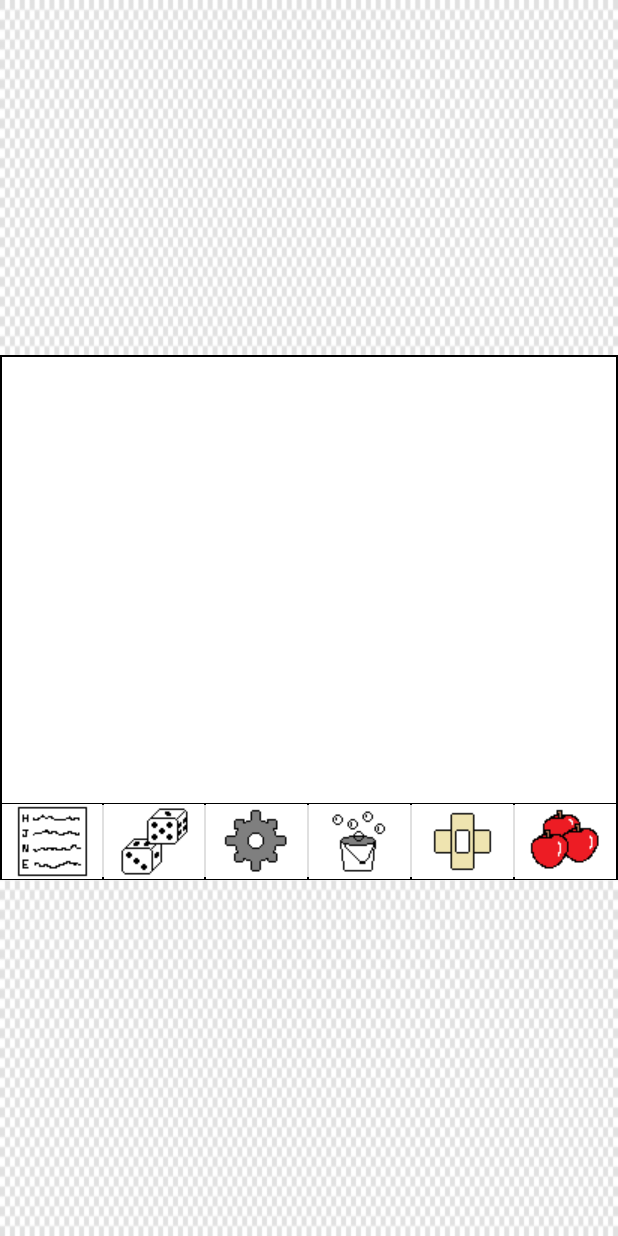
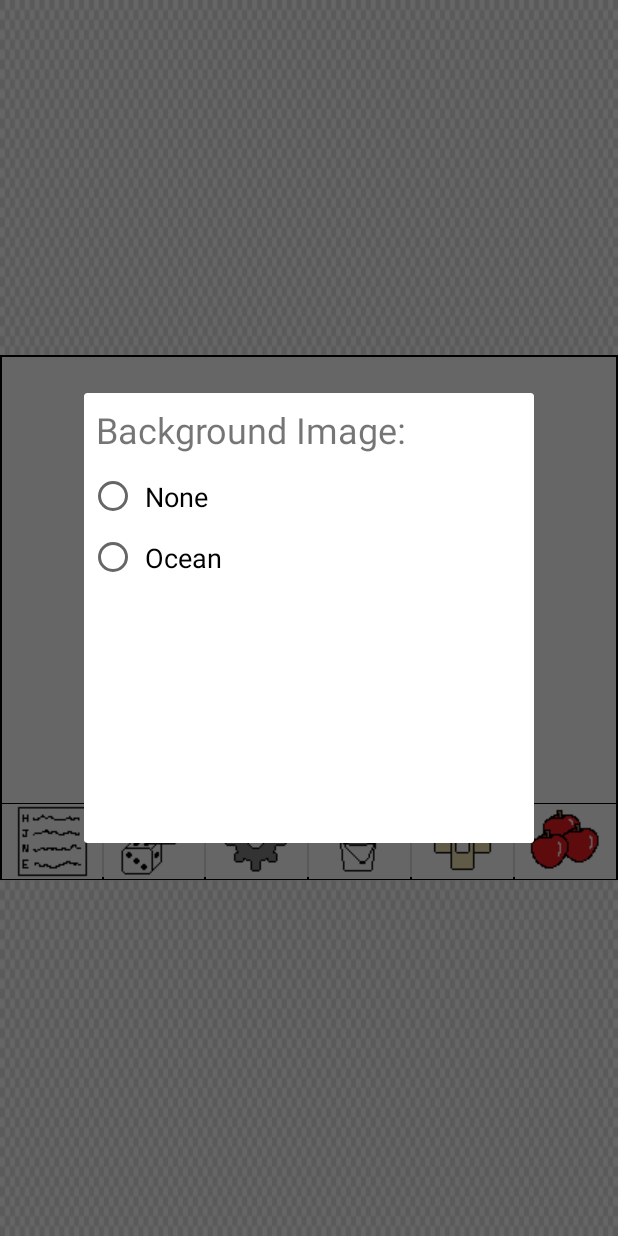
Before and after one commit to bmeglathery/MyFirstPet, an Android app: the MainActivity screen opened directly, with no data from a screen before it, after a tap on an icon or button, on a phone screen of 412 x 824 dp. Run offline under Robolectric (Android 15) with nearby library versions, the phone set to English and light mode, and no system bars; 1 statement that could not run was skipped.

Commit message:
+ Included handwritten font for Status Dialog + Status Dialog now displays a journal-page image background + Added capacity to change the background image displayed behind the pet + Settings button now displays a Dialog to change the background image + If the pet dies, a new pet is created before finishing the activity, so on restarting the app the state of the pet before it dies is not the version instantiated + Mock animation files created to hold the place of impending changes + Play button now increases pet's joy and affection, staving off death  - Provision made to prevent playing with an egg, displays message  - Attempting to play with an unhealthy pet results in a decrease in affection and joy + In the Feed Dialog, selecting either the apple or banana each increases the 'fullness' of the pet by one and a message is displayed + DEATH_THRESHOLD increased, to increase amount of time available before pet dies + Some layout attributes have been moved to a theme in styles.xml to increase modularity

```diff
--- a/app/src/main/java/com/bmeglathery/myfirstpet/DeathActivity.java
+++ b/app/src/main/java/com/bmeglathery/myfirstpet/DeathActivity.java
@@ -13,7 +13,6 @@ public class DeathActivity extends AppCompatActivity {
     public void onCreate(Bundle savedInstanceState) {
         super.onCreate(savedInstanceState);
         setContentView(R.layout.activity_death);
-
     }
 
 }
--- a/app/src/main/java/com/bmeglathery/myfirstpet/MainActivity.java
+++ b/app/src/main/java/com/bmeglathery/myfirstpet/MainActivity.java
@@ -5,6 +5,7 @@ import android.content.Context;
 import android.content.Intent;
 import android.content.SharedPreferences;
 import android.content.res.Resources;
+import android.graphics.Typeface;
 import android.graphics.drawable.AnimationDrawable;
 import android.os.Handler;
 import android.support.v4.app.DialogFragment;
@@ -17,6 +18,8 @@ import android.support.v7.widget.DialogTitle;
 import android.view.View;
 import android.widget.ImageButton;
 import android.widget.ImageView;
+import android.widget.RadioButton;
+import android.widget.RadioGroup;
 import android.widget.RelativeLayout;
 import android.widget.TextView;
 import android.widget.Toast;
@@ -26,6 +29,7 @@ public class MainActivity extends AppCompatActivity {
     final int ONE_THIRD_WIDTH = (Resources.getSystem().getDisplayMetrics().widthPixels) / 3;
 
     private ImageView imageView;
+    private ImageView background;
     private RelativeLayout canvas;
     private AnimationDrawable shakeAnimation;
 
@@ -44,8 +48,9 @@ public class MainActivity extends AppCompatActivity {
         setContentView(R.layout.activity_main);
         p = getIntent().getExtras().getParcelable("PET");
 
-        final int INTERVAL  = 1000 * 5; //5 seconds
-        final int DECREASE_INTERVAL = 1000 * 10; //30 seconds
+        final int INTERVAL  = 1000 * 10; //10 seconds
+        final int DECREASE_INTERVAL = 1000 * 30; //30 seconds
+        final int ONE_YEAR = 1000 * 60 * 5; // 5 minutes
 
         final Handler h = new Handler();
 
@@ -69,6 +74,9 @@ public class MainActivity extends AppCompatActivity {
                 if(p.changeStats(1)) {
                     Intent intent = new Intent(MainActivity.this, DeathActivity.class);
                     startActivity(intent);
+                    // If the DeathActivity is being called, the current pet should 'die',
+                    // and a new Pet will be provided.
+                    p = new Pet();
                     finish();
                 }
                 h.postDelayed(this, DECREASE_INTERVAL);
@@ -80,6 +88,7 @@ public class MainActivity extends AppCompatActivity {
 
         canvas = (RelativeLayout) findViewById(R.id.petCanvas);
         imageView = (ImageView) findViewById(R.id.animation);
+        background = (ImageView) findViewById(R.id.petCanvasBackground);
 
         if(imageView == null) throw new AssertionError();
 
@@ -103,7 +112,7 @@ public class MainActivity extends AppCompatActivity {
         if(pet_form.equals("egg")) {
             pet_animation = pet_form + "_shake_" + pet_type;
         } else {
-            //TODO: create xml animation file, mockup version till animations complete
+            //TODO: create xml animation file, mockups in place
             pet_animation = pet_form + "_greet_" + pet_type;
         }
 
@@ -133,21 +142,33 @@ public class MainActivity extends AppCompatActivity {
         statusButton.setOnClickListener(new View.OnClickListener(){
             @Override
             public void onClick(View v) {
-                Toast.makeText(context, p.toString(), Toast.LENGTH_LONG).show();
+                //Toast.makeText(context, p.toString(), Toast.LENGTH_LONG).show();
+
                 //Status dialog
                 Dialog statusDialog = new Dialog(context);
                 statusDialog.setContentView(R.layout.status_layout);
 
+                // Including custom font for a more "Journal" look
+                Typeface myFont = Typeface.createFromAsset(getAssets(), "handwritten.ttf");
+
                 TextView nameTxt = (TextView) statusDialog.findViewById(R.id.petNameTxt);
+                nameTxt.setTypeface(myFont);
                 nameTxt.setText(nameTxt.getText() + p.getName());
 
                 TextView ageTxt = (TextView) statusDialog.findViewById(R.id.petAgeTxt);
+                ageTxt.setTypeface(myFont);
                 ageTxt.setText(ageTxt.getText() + Integer.toString(p.getAge()));
 
                 TextView typeTxt = (TextView) statusDialog.findViewById(R.id.petTypeTxt);
+                typeTxt.setTypeface(myFont);
                 typeTxt.setText(typeTxt.getText() + p.getType());
 
+                TextView fullTxt = (TextView) statusDialog.findViewById(R.id.petFullnessTxt);
+                fullTxt.setTypeface(myFont);
+                fullTxt.setText(fullTxt.getText() + Integer.toString(p.getHunger()));
+
                 TextView joyTxt = (TextView) statusDialog.findViewById(R.id.petJoyTxt);
+                joyTxt.setTypeface(myFont);
                 joyTxt.setText(joyTxt.getText() + Integer.toString(p.getJoy()));
 
                 statusDialog.show();
@@ -157,16 +178,33 @@ public class MainActivity extends AppCompatActivity {
         playButton.setOnClickListener(new View.OnClickListener(){
             @Override
             public void onClick(View v) {
-                Toast.makeText(context, "Play!", Toast.LENGTH_SHORT).show();
-                //Play activity
+                Toast.makeText(context, p.play(p.getForm()), Toast.LENGTH_SHORT).show();
             }
         });
 
         optionsButton.setOnClickListener(new View.OnClickListener(){
             @Override
             public void onClick(View v) {
-                Toast.makeText(context, "Options!", Toast.LENGTH_SHORT).show();
-                //Options activity
+                //Toast.makeText(context, "Options!", Toast.LENGTH_SHORT).show();
+                Dialog optionsDialog = new Dialog(context);
+                optionsDialog.setContentView(R.layout.options_layout);
+                optionsDialog.show();
+
+                RadioGroup backgroundSelection =
+                        (RadioGroup) optionsDialog.findViewById(R.id.background_selector);
+
+                // Referenced https://stackoverflow.com/questions/32520850/create-a-custom-dialog-with-radio-buttons-list
+                // to find the method related to RadioGroup's which listens for a change in selection...
+                backgroundSelection.setOnCheckedChangeListener(new RadioGroup.OnCheckedChangeListener(){
+                    @Override
+                    public void onCheckedChanged(RadioGroup group, int buttonId){
+                        if(buttonId == R.id.ocean_background)
+                            background.setBackgroundResource(R.drawable.ocean_view_landscape);
+                        else
+                            background.setBackgroundResource(R.color.White);
+                    }
+                });
+
             }
         });
 
@@ -207,7 +245,7 @@ public class MainActivity extends AppCompatActivity {
                 banana.setOnClickListener(new View.OnClickListener(){
                     @Override
                     public void onClick(View v){
-                        Toast.makeText(context, "Banana!", Toast.LENGTH_SHORT).show();
+                        Toast.makeText(context, p.feed(p.getForm()), Toast.LENGTH_SHORT).show();
                     }
                 });
             }
--- a/app/src/main/res/drawable/baby_greet_bear.xml
+++ b/app/src/main/res/drawable/baby_greet_bear.xml
@@ -1,4 +1,4 @@
 <?xml version="1.0" encoding="utf-8"?>
-<selector xmlns:android="http://schemas.android.com/apk/res/android">
-    <!--TODO: Fill with animation frames! -->
-</selector>
+<animation-list xmlns:android="http://schemas.android.com/apk/res/android">
+    <item android:drawable="@drawable/baby_bear" android:duration="1000"/>
+</animation-list>
--- a/app/src/main/res/drawable/baby_greet_bird.xml
+++ b/app/src/main/res/drawable/baby_greet_bird.xml
@@ -1,4 +1,4 @@
 <?xml version="1.0" encoding="utf-8"?>
-<selector xmlns:android="http://schemas.android.com/apk/res/android">
-    <!--TODO: Fill with animation frames! -->
-</selector>
+<animation-list xmlns:android="http://schemas.android.com/apk/res/android">
+    <item android:drawable="@drawable/baby_bird" android:duration="1000"/>
+</animation-list>
--- a/app/src/main/res/drawable/baby_greet_bun.xml
+++ b/app/src/main/res/drawable/baby_greet_bun.xml
@@ -1,4 +1,4 @@
 <?xml version="1.0" encoding="utf-8"?>
-<selector xmlns:android="http://schemas.android.com/apk/res/android">
-    <!--TODO: Fill with animation frames! -->
-</selector>
+<animation-list xmlns:android="http://schemas.android.com/apk/res/android">
+    <item android:drawable="@drawable/baby_bun" android:duration="1000"/>
+</animation-list>
--- a/app/src/main/res/drawable/baby_greet_penguin.xml
+++ b/app/src/main/res/drawable/baby_greet_penguin.xml
@@ -1,4 +1,4 @@
 <?xml version="1.0" encoding="utf-8"?>
-<selector xmlns:android="http://schemas.android.com/apk/res/android">
-<!--TODO: Fill with animation frames! -->
-</selector>
+<animation-list xmlns:android="http://schemas.android.com/apk/res/android">
+    <item android:drawable="@drawable/baby_penguin" android:duration="1000"/>
+</animation-list>
--- a/app/src/main/res/drawable/baby_shake_bear.xml
+++ b/app/src/main/res/drawable/baby_shake_bear.xml
@@ -1,4 +1,4 @@
 <?xml version="1.0" encoding="utf-8"?>
-<selector xmlns:android="http://schemas.android.com/apk/res/android">
-    <!--TODO: Fill with animation frames! -->
-</selector>
+<animation-list xmlns:android="http://schemas.android.com/apk/res/android">
+    <item android:drawable="@drawable/baby_bear" android:duration="1000"/>
+</animation-list>
--- a/app/src/main/res/drawable/baby_shake_bun.xml
+++ b/app/src/main/res/drawable/baby_shake_bun.xml
@@ -1,4 +1,4 @@
 <?xml version="1.0" encoding="utf-8"?>
-<selector xmlns:android="http://schemas.android.com/apk/res/android">
-    <!--TODO: Fill with animation frames! -->
-</selector>
+<animation-list xmlns:android="http://schemas.android.com/apk/res/android">
+    <item android:drawable="@drawable/baby_bun" android:duration="1000"/>
+</animation-list>
--- a/app/src/main/res/drawable/baby_shake_penguin.xml
+++ b/app/src/main/res/drawable/baby_shake_penguin.xml
@@ -1,4 +1,4 @@
 <?xml version="1.0" encoding="utf-8"?>
-<selector xmlns:android="http://schemas.android.com/apk/res/android">
-    <!--TODO: Fill with animation frames! -->
-</selector>
+<animation-list xmlns:android="http://schemas.android.com/apk/res/android">
+    <item android:drawable="@drawable/baby_penguin" android:duration="1000"/>
+</animation-list>
--- a/app/src/main/res/layout/activity_main.xml
+++ b/app/src/main/res/layout/activity_main.xml
@@ -16,6 +16,11 @@ to discover the 'divider' and 'showDividers' properties
         android:layout_height="350dp"
         android:layout_centerVertical="true"
         android:background="@drawable/border">
+
+        <ImageView
+            android:id="@+id/petCanvasBackground"
+            android:layout_width="match_parent"
+            android:layout_height="match_parent"/>
 
         <ImageView
             android:id="@+id/animation"
--- /dev/null
+++ b/app/src/main/res/layout/options_layout.xml
@@ -0,0 +1,37 @@
+<?xml version="1.0" encoding="utf-8"?>
+<LinearLayout xmlns:android="http://schemas.android.com/apk/res/android"
+    android:orientation="vertical"
+    android:layout_width="300dp"
+    android:layout_height="300dp">
+
+    <TextView
+        android:id="@+id/background_selector_title"
+        android:layout_width="wrap_content"
+        android:layout_height="wrap_content"
+        android:padding="8dp"
+        android:textSize="24sp"
+        android:text="@string/background_image_select_text"/>
+
+    <RadioGroup
+        android:id="@+id/background_selector"
+        android:layout_width="match_parent"
+        android:layout_height="match_parent"
+        android:paddingLeft="3dp">
+
+        <RadioButton
+            android:id="@+id/no_background"
+            android:layout_width="wrap_content"
+            android:layout_height="wrap_content"
+            android:theme="@style/RadioButtonTheme"
+            android:text="None"/>
+
+        <RadioButton
+            android:id="@+id/ocean_background"
+            android:layout_width="wrap_content"
+            android:layout_height="wrap_content"
+            android:theme="@style/RadioButtonTheme"
+            android:text="Ocean"/>
+
+    </RadioGroup>
+
+</LinearLayout>
--- a/app/src/main/res/values/strings.xml
+++ b/app/src/main/res/values/strings.xml
@@ -4,4 +4,5 @@
     <string name="death_message">Unfortunately, you have failed to properly take care
     of your pet...</string>
     <string name="game_over">GAME OVER</string>
+    <string name="background_image_select_text">Background Image:</string>
 </resources>
--- a/app/src/main/res/values/styles.xml
+++ b/app/src/main/res/values/styles.xml
@@ -12,4 +12,18 @@
         <item name="android:windowBackground">@drawable/splash</item>
     </style>
 
+    <style name="StatusEntryTheme">
+        <item name="android:layout_width">wrap_content</item>
+        <item name="android:layout_height">wrap_content</item>
+        <item name="android:textSize">40sp</item>
+        <item name="android:paddingBottom">12dp</item>
+    </style>
+
+    <style name="RadioButtonTheme">
+        <item name="android:textSize">18sp</item>
+        <item name="android:paddingLeft">5dp</item>
+        <item name="android:paddingTop">8dp</item>
+        <item name="android:paddingBottom">8dp</item>
+    </style>
+
 </resources>
```
Also changed, not shown: app/src/main/java/com/bmeglathery/myfirstpet/Pet.java (+27 -10 lines), app/src/main/res/layout/status_layout.xml (+13 -9 lines), app/src/main/assets/handwritten.ttf (added), app/src/main/res/drawable/journal_background.jpg (added), app/src/main/res/drawable/ocean_view_landscape.png (added).
